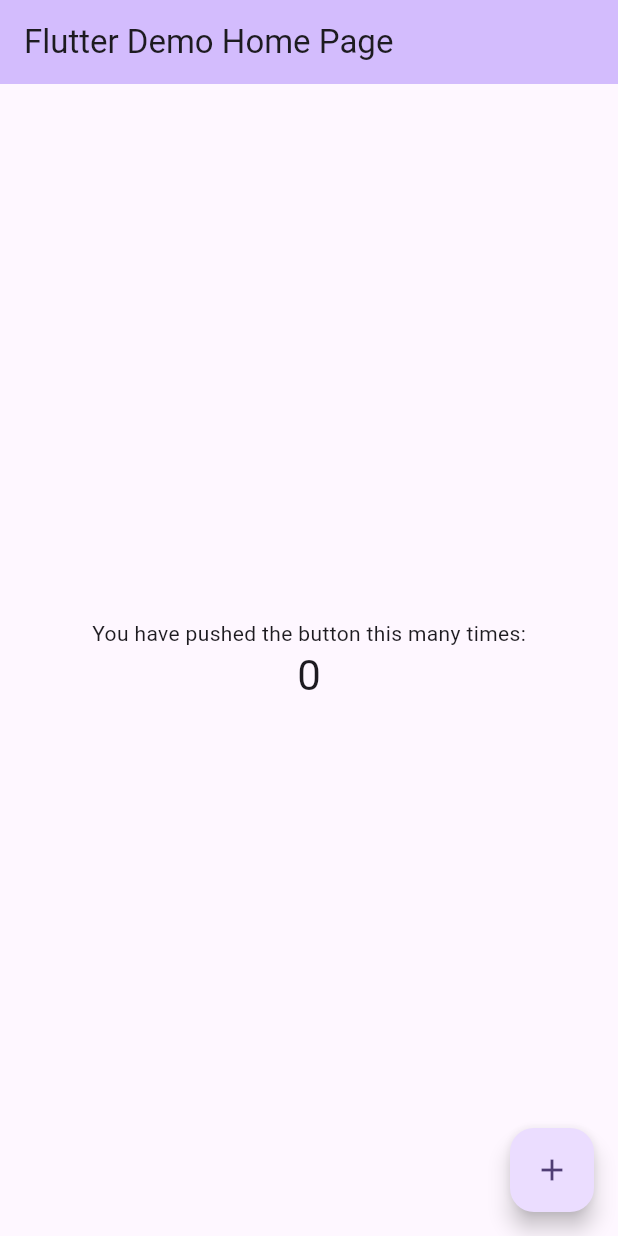
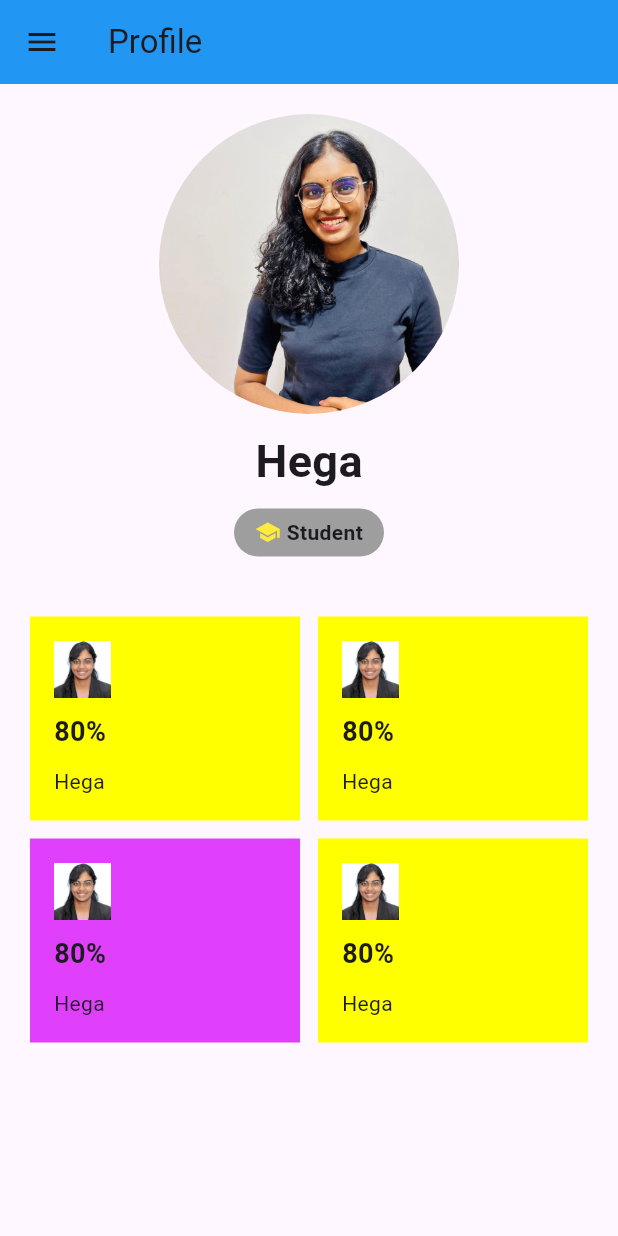
Before and after one commit to Hega145/MobileApp, a Flutter app: the screen it shows after launch, on a phone screen of 412 x 824 dp. Run offline on Flutter 3.47's test engine with Material 3 defaults, Android fonts, the phone set to English and light mode, and no system bars.

Commit message:
Completed Flutter Profile Screen Lab

```diff
--- a/lib/main.dart
+++ b/lib/main.dart
@@ -1,121 +1,163 @@
+
 import 'package:flutter/material.dart';
 
 void main() {
-  runApp(const MyApp());
+  runApp(const ZX());
 }
 
-class MyApp extends StatelessWidget {
-  const MyApp({super.key});
+class ZX extends StatelessWidget {
+  const ZX({super.key});
 
-  // This widget is the root of your application.
-  @override
-  Widget build(BuildContext context) {
-    return MaterialApp(
-      title: 'Flutter Demo',
-      theme: ThemeData(
-        // This is the theme of your application.
-        //
-        // TRY THIS: Try running your application with "flutter run". You'll see
-        // the application has a purple toolbar. Then, without quitting the app,
-        // try changing the seedColor in the colorScheme below to Colors.green
-        // and then invoke "hot reload" (save your changes or press the "hot
-        // reload" button in a Flutter-supported IDE, or press "r" if you used
-        // the command line to start the app).
-        //
-        // Notice that the counter didn't reset back to zero; the application
-        // state is not lost during the reload. To reset the state, use hot
-        // restart instead.
-        //
-        // This works for code too, not just values: Most code changes can be
-        // tested with just a hot reload.
-        colorScheme: .fromSeed(seedColor: Colors.deepPurple),
-      ),
-      home: const MyHomePage(title: 'Flutter Demo Home Page'),
-    );
-  }
-}
-
-class MyHomePage extends StatefulWidget {
-  const MyHomePage({super.key, required this.title});
-
-  // This widget is the home page of your application. It is stateful, meaning
-  // that it has a State object (defined below) that contains fields that affect
-  // how it looks.
-
-  // This class is the configuration for the state. It holds the values (in this
-  // case the title) provided by the parent (in this case the App widget) and
-  // used by the build method of the State. Fields in a Widget subclass are
-  // always marked "final".
-
-  final String title;
-
-  @override
-  State<MyHomePage> createState() => _MyHomePageState();
-}
-
-class _MyHomePageState extends State<MyHomePage> {
-  int _counter = 0;
-
-  void _incrementCounter() {
-    setState(() {
-      // This call to setState tells the Flutter framework that something has
-      // changed in this State, which causes it to rerun the build method below
-      // so that the display can reflect the updated values. If we changed
-      // _counter without calling setState(), then the build method would not be
-      // called again, and so nothing would appear to happen.
-      _counter++;
-    });
+  // Function called when menu icon is pressed
+  void doSomething() {
+    debugPrint("bla");
   }
 
   @override
   Widget build(BuildContext context) {
-    // This method is rerun every time setState is called, for instance as done
-    // by the _incrementCounter method above.
-    //
-    // The Flutter framework has been optimized to make rerunning build methods
-    // fast, so that you can just rebuild anything that needs updating rather
-    // than having to individually change instances of widgets.
-    return Scaffold(
+    return MaterialApp(
+      debugShowCheckedModeBanner: false,
+      home: Scaffold(
         appBar: AppBar(
-        // TRY THIS: Try changing the color here to a specific color (to
-        // Colors.amber, perhaps?) and trigger a hot reload to see the AppBar
-        // change color while the other colors stay the same.
-        backgroundColor: Theme.of(context).colorScheme.inversePrimary,
-        // Here we take the value from the MyHomePage object that was created by
-        // the App.build method, and use it to set our appbar title.
-        title: Text(widget.title),
+          leading: IconButton(
+            onPressed: doSomething,
+            icon: const Icon(Icons.menu),
           ),
-      body: Center(
-        // Center is a layout widget. It takes a single child and positions it
-        // in the middle of the parent.
+          backgroundColor: Colors.blue,
+          title: const Text("Profile"),
+        ),
+
+        body: SingleChildScrollView(
+          child: Center(
             child: Column(
-          // Column is also a layout widget. It takes a list of children and
-          // arranges them vertically. By default, it sizes itself to fit its
-          // children horizontally, and tries to be as tall as its parent.
-          //
-          // Column has various properties to control how it sizes itself and
-          // how it positions its children. Here we use mainAxisAlignment to
-          // center the children vertically; the main axis here is the vertical
-          // axis because Columns are vertical (the cross axis would be
-          // horizontal).
-          //
-          // TRY THIS: Invoke "debug painting" (choose the "Toggle Debug Paint"
-          // action in the IDE, or press "p" in the console), to see the
-          // wireframe for each widget.
-          mainAxisAlignment: .center,
               children: [
-            const Text('You have pushed the button this many times:'),
+                const SizedBox(height: 20),
+
+                // Circular profile picture
+                ClipOval(
+                  child: Image.asset(
+                    'assets/images/profile.png',
+                    width: 200,
+                    height: 200,
+                    fit: BoxFit.cover,
+                  ),
+                ),
+
+                const SizedBox(height: 10),
+
+                // Profile name
+                const Text(
+                  "Hega",
+                  style: TextStyle(
+                    fontWeight: FontWeight.bold,
+                    fontSize: 30,
+                  ),
+                ),
+
+                const SizedBox(height: 10),
+
+                // Student badge
+                Container(
+                  padding: const EdgeInsets.symmetric(
+                    horizontal: 14,
+                    vertical: 6,
+                  ),
+                  decoration: BoxDecoration(
+                    color: Colors.grey,
+                    borderRadius: BorderRadius.circular(88.888),
+                  ),
+                  child: const Row(
+                    mainAxisSize: MainAxisSize.min,
+                    children: [
+                      Icon(
+                        Icons.school,
+                        size: 17,
+                        color: Colors.yellow,
+                      ),
+                      SizedBox(width: 4),
                       Text(
-              '$_counter',
-              style: Theme.of(context).textTheme.headlineMedium,
+                        "Student",
+                        style: TextStyle(
+                          fontWeight: FontWeight.bold,
+                        ),
                       ),
                     ],
                   ),
                 ),
-      floatingActionButton: FloatingActionButton(
-        onPressed: _incrementCounter,
-        tooltip: 'Increment',
-        child: const Icon(Icons.add),
+
+                const SizedBox(height: 40),
+
+                // Four information cards
+                Padding(
+                  padding: const EdgeInsets.symmetric(horizontal: 20),
+                  child: LayoutBuilder(
+                    builder: (context, constraints) {
+                      final cardWidth =
+                          (constraints.maxWidth - 12) / 2;
+
+                      return Wrap(
+                        spacing: 12,
+                        runSpacing: 12,
+                        children: [
+                          infoCard(
+                            cardWidth,
+                            Colors.yellowAccent,
+                          ),
+                          infoCard(
+                            cardWidth,
+                            Colors.yellowAccent,
+                          ),
+                          infoCard(
+                            cardWidth,
+                            Colors.purpleAccent,
+                          ),
+                          infoCard(
+                            cardWidth,
+                            Colors.yellowAccent,
+                          ),
+                        ],
+                      );
+                    },
+                  ),
+                ),
+
+                const SizedBox(height: 20),
+              ],
+            ),
+          ),
+        ),
+      ),
+    );
+  }
+
+  // Reusable widget for information cards
+  Widget infoCard(double width, Color color) {
+    return Container(
+      width: width,
+      padding: const EdgeInsets.all(16),
+      decoration: BoxDecoration(
+        color: color,
+      ),
+      child: Column(
+        crossAxisAlignment: CrossAxisAlignment.start,
+        children: [
+          Image.asset(
+            'assets/images/card.png',
+            width: 38,
+            height: 38,
+            fit: BoxFit.cover,
+          ),
+          const SizedBox(height: 10),
+          const Text(
+            "80%",
+            style: TextStyle(
+              fontWeight: FontWeight.bold,
+              fontSize: 18,
+            ),
+          ),
+          const SizedBox(height: 10),
+          const Text("Hega"),
+        ],
       ),
     );
   }
```
Also changed, not shown: pubspec.yaml (+5 -66 lines), assets/images/card.png (added), assets/images/profile.png (added). Lines whose indentation alone changed are shown as unchanged.
